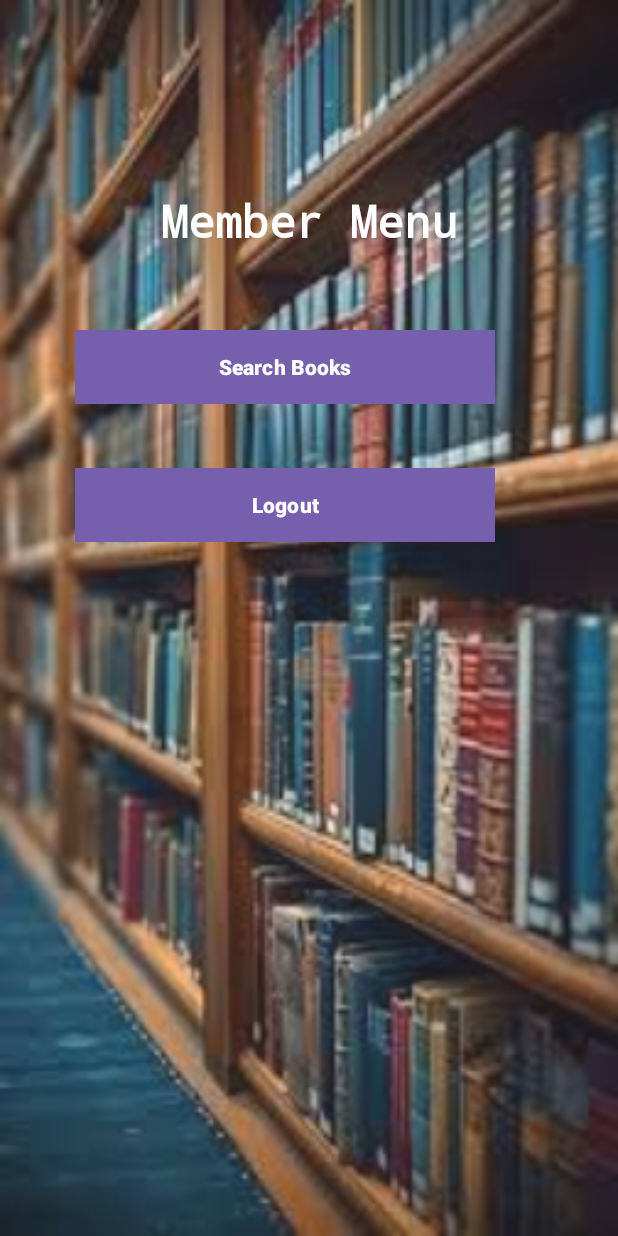
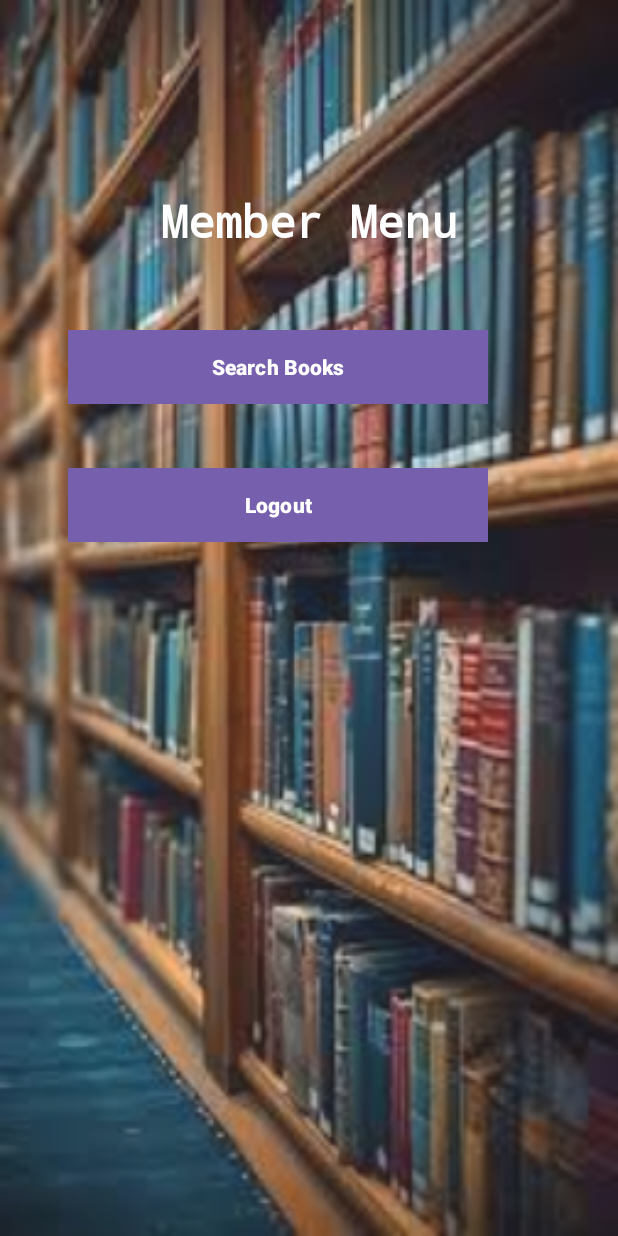
Before and after one commit to NavinduMadusanka/Assignment7-MIT3206-22550119, an Android app: the MemberMenu screen opened directly, with no data from a screen before it, on a phone screen of 412 x 824 dp. Run offline under Robolectric (Android 15) with nearby library versions, the phone set to English and light mode, and no system bars.

Commit message:
Initial Commit

```diff
--- a/app/src/main/res/layout/activity_member_menu.xml
+++ b/app/src/main/res/layout/activity_member_menu.xml
@@ -27,7 +27,7 @@
         android:id="@+id/btnserachbook"
         android:layout_width="280dp"
         android:layout_height="49dp"
-        android:layout_marginStart="50dp"
+        android:layout_marginStart="45dp"
         android:layout_marginTop="220dp"
         android:background="@color/colorPrimaryDark"
         android:text="Search Books"
@@ -40,7 +40,7 @@
         android:id="@+id/btnmemberlogout"
         android:layout_width="280dp"
         android:layout_height="49dp"
-        android:layout_marginStart="50dp"
+        android:layout_marginStart="45dp"
         android:layout_marginTop="312dp"
         android:background="@color/colorPrimaryDark"
         android:text="Logout"
```
